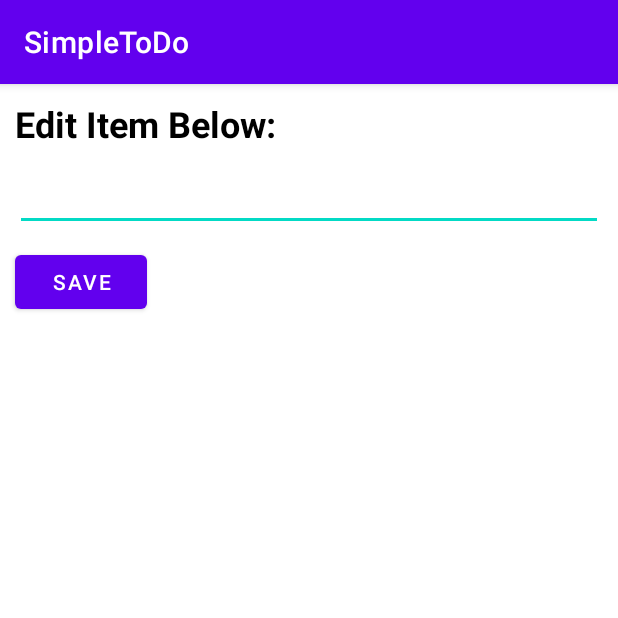
After one commit to 20wontons/SimpleToDo, an Android app: the EditActivity screen opened directly, with no data from a screen before it, on a phone screen of 412 x 824 dp, the top half of it. The commit adds this screen. Run offline under Robolectric (Android 15) with nearby library versions, the phone set to English and light mode, and no system bars.

Commit message:
Added the ability to Edit items in an Edit Activity

```diff
--- a/app/src/main/AndroidManifest.xml
+++ b/app/src/main/AndroidManifest.xml
@@ -10,6 +10,9 @@
         android:supportsRtl="true"
         android:theme="@style/Theme.SimpleToDo">
         <activity
+            android:name=".EditActivity"
+            android:exported="false" />
+        <activity
             android:name=".MainActivity"
             android:exported="true">
             <intent-filter>
--- /dev/null
+++ b/app/src/main/java/com/example/simpletodo/EditActivity.kt
@@ -0,0 +1,38 @@
+package com.example.simpletodo
+
+import android.content.Intent
+import android.os.Bundle
+import androidx.appcompat.app.AppCompatActivity
+import android.view.View
+import android.widget.Button
+import android.widget.EditText
+
+class EditActivity : AppCompatActivity() {
+
+
+    override fun onCreate(savedInstanceState: Bundle?) {
+        super.onCreate(savedInstanceState)
+        setContentView(R.layout.activity_edit)
+
+        val taskText = getIntent().getStringExtra("taskText")
+        val position = getIntent().getIntExtra("position", 0)
+
+        val inputTextField = findViewById<EditText>(R.id.editTaskField)
+
+        inputTextField.setText(taskText)
+
+        findViewById<Button>(R.id.saveButton).setOnClickListener {
+            val data = Intent()
+
+            data.putExtra("editedTask", inputTextField.text.toString())
+            data.putExtra("position", position)
+            data.putExtra("code", 200)
+
+            setResult(RESULT_OK, data)
+            finish()
+        }
+
+    }
+
+
+}
--- /dev/null
+++ b/app/src/main/res/layout/activity_edit.xml
@@ -0,0 +1,37 @@
+<?xml version="1.0" encoding="utf-8"?>
+<androidx.constraintlayout.widget.ConstraintLayout xmlns:android="http://schemas.android.com/apk/res/android"
+    xmlns:app="http://schemas.android.com/apk/res-auto"
+    xmlns:tools="http://schemas.android.com/tools"
+    android:layout_width="match_parent"
+    android:layout_height="match_parent">
+
+    <TextView
+        android:id="@+id/editItemTitle"
+        android:layout_width="wrap_content"
+        android:layout_height="wrap_content"
+        android:layout_margin="10dp"
+        android:text="Edit Item Below:"
+        android:textStyle="bold"
+        android:textSize="24dp"
+        android:textColor="#000"
+        app:layout_constraintStart_toStartOf="parent"
+        app:layout_constraintTop_toTopOf="parent" />
+
+    <EditText
+        android:id="@+id/editTaskField"
+        android:layout_width="match_parent"
+        android:layout_height="wrap_content"
+        android:layout_margin="10dp"
+        app:layout_constraintEnd_toEndOf="parent"
+        app:layout_constraintStart_toStartOf="parent"
+        app:layout_constraintTop_toBottomOf="@+id/editItemTitle" />
+
+    <Button
+        android:id="@+id/saveButton"
+        android:layout_width="wrap_content"
+        android:layout_height="wrap_content"
+        android:layout_margin="10dp"
+        android:text="Save"
+        app:layout_constraintStart_toStartOf="parent"
+        app:layout_constraintTop_toBottomOf="@+id/editTaskField" />
+</androidx.constraintlayout.widget.ConstraintLayout>
```
Also changed, not shown: app/src/main/java/com/example/simpletodo/MainActivity.kt (+30 -12 lines), app/src/main/java/com/example/simpletodo/TaskItemAdapter.kt (+9 -9 lines).
